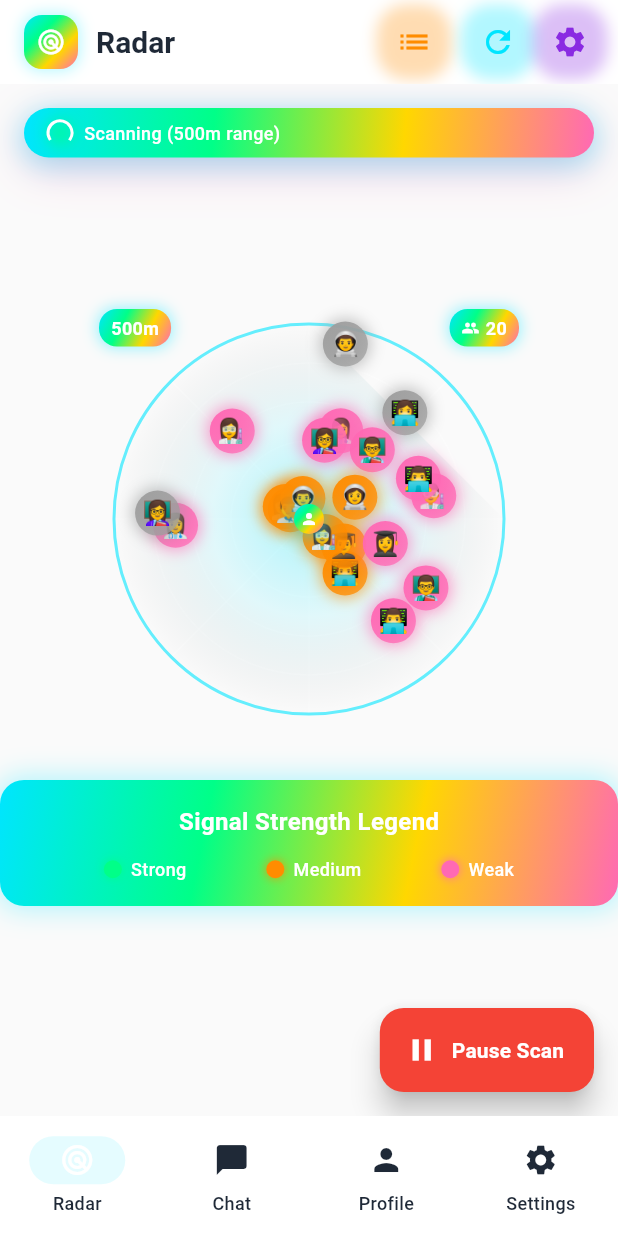
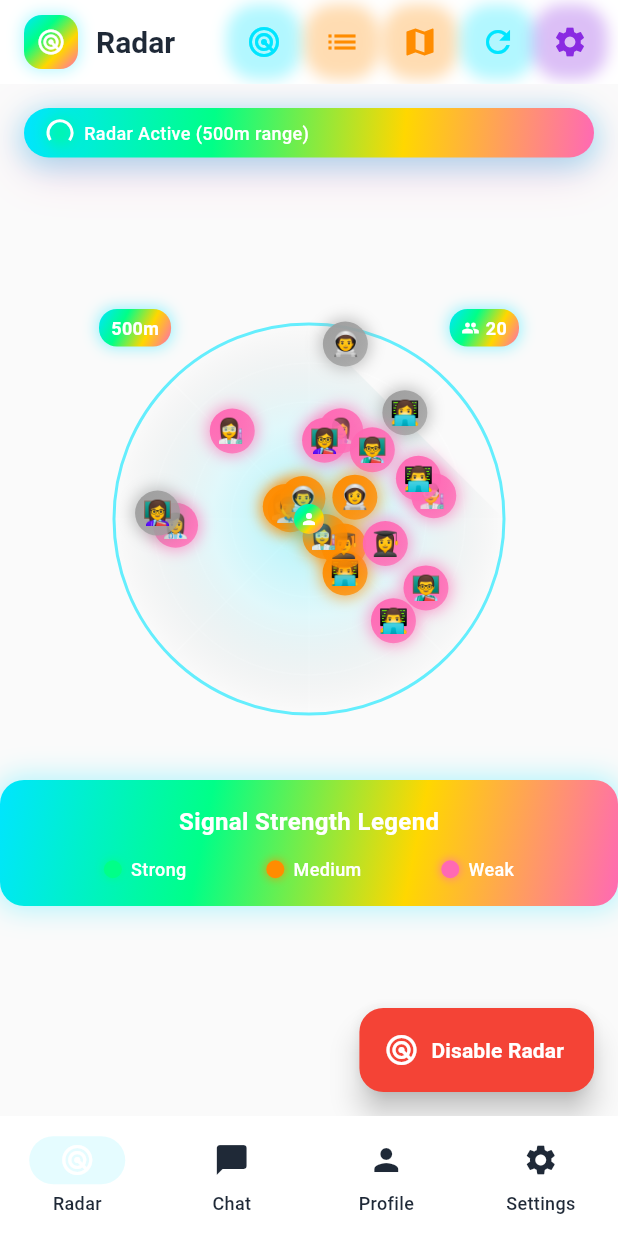
Before and after one commit to TArslan7/ComnecterMobile, a Flutter app: the screen it shows after launch, on a phone screen of 412 x 824 dp. Run offline on Flutter 3.47's test engine with Material 3 defaults, Android fonts, the light colour scheme and no system bars; drawn by our look-alikes of flutter_animate; our stand-ins replace audioplayers, confetti, flutter_hooks, flutter_riverpod, geolocator, go_router and 3 more.

Commit message:
feat: Create perfect radar screen with map view and radar detection switch
- Added Google Maps integration with user markers and GPS location
- Replaced pause/resume with radar detection enable/disable switch
- Added three view modes: Radar, List, and Map
- Implemented view toggle buttons in app bar with aurora styling
- Added map widget with custom markers and signal strength colors
- Enhanced status indicators to show radar enabled/disabled state
- Updated floating action button to toggle radar detection
- Added GPS location services with geolocator package
- Implemented map view with user count and signal strength legend
- Added my location button and radar overlay on map
- All views now work seamlessly with radar detection switch
- Beautiful aurora-themed design throughout all components

```diff
--- a/lib/features/radar/radar_screen.dart
+++ b/lib/features/radar/radar_screen.dart
@@ -13,6 +13,7 @@ import 'widgets/radar_widget.dart';
 import 'widgets/empty_state_widget.dart';
 import 'widgets/loading_widget.dart';
 import 'widgets/radar_settings_widget.dart';
+import 'widgets/map_widget.dart';
 
 class RadarScreen extends HookWidget {
   const RadarScreen({super.key});
@@ -23,9 +24,9 @@ class RadarScreen extends HookWidget {
     final nearbyUsers = useState<List<NearbyUser>>([]);
     final isLoading = useState(true);
     final isRefreshing = useState(false);
-    final isScanning = useState(true); // Start scanning by default
+    final isRadarEnabled = useState(true); // Radar detection switch
     final showSettings = useState(false);
-    final showRadarView = useState(true); // Toggle between radar and list view
+    final currentView = useState<RadarView>(RadarView.radar); // Current view: radar, list, map
     final confettiController = useMemoized(() => ConfettiController(duration: const Duration(seconds: 2)));
     final soundService = useMemoized(() => SoundService());
     final pulseController = useAnimationController(duration: const Duration(seconds: 2));
@@ -76,15 +77,15 @@ class RadarScreen extends HookWidget {
       return null;
     }, []);
 
-    Future<void> handleToggleScanning() async {
-      if (isScanning.value) {
-        // Stop scanning
-        isScanning.value = false;
+    Future<void> handleToggleRadar() async {
+      if (isRadarEnabled.value) {
+        // Disable radar
+        isRadarEnabled.value = false;
         soundService.playButtonClickSound();
         await radarService.stopScanning();
       } else {
-        // Start scanning
-        isScanning.value = true;
+        // Enable radar
+        isRadarEnabled.value = true;
         isLoading.value = true;
         soundService.playButtonClickSound();
         await radarService.updateSettings(settings.value);
@@ -132,6 +133,11 @@ class RadarScreen extends HookWidget {
       radarService.updateSettings(newSettings);
     }
 
+    void handleViewChanged(RadarView view) {
+      soundService.playButtonClickSound();
+      currentView.value = view;
+    }
+
     return Scaffold(
       backgroundColor: Theme.of(context).colorScheme.background,
       appBar: _buildAppBar(
@@ -139,10 +145,10 @@ class RadarScreen extends HookWidget {
         soundService,
         handleRefresh,
         isRefreshing,
-        isScanning,
+        isRadarEnabled,
         () => showSettings.value = !showSettings.value,
-        showRadarView,
-        () => showRadarView.value = !showRadarView.value,
+        currentView,
+        handleViewChanged,
       ),
       body: Stack(
         children: [
@@ -150,12 +156,10 @@ class RadarScreen extends HookWidget {
           AnimatedSwitcher(
             duration: const Duration(milliseconds: 300),
             child: isLoading.value
-                ? _buildLoadingState(context, radarRotationController, isScanning.value)
+                ? _buildLoadingState(context, radarRotationController, isRadarEnabled.value)
                 : nearbyUsers.value.isEmpty
-                    ? _buildEmptyState(context, isScanning.value)
-                    : showRadarView.value
-                        ? _buildRadarView(context, nearbyUsers.value, handleUserTap, settings.value, isScanning.value)
-                        : _buildUserList(context, nearbyUsers.value, handleUserTap, handleManualDetection, settings.value),
+                    ? _buildEmptyState(context, isRadarEnabled.value)
+                    : _buildCurrentView(context, nearbyUsers.value, handleUserTap, handleManualDetection, settings.value, isRadarEnabled.value, currentView.value),
           ),
 
           // Status indicator
@@ -163,7 +167,7 @@ class RadarScreen extends HookWidget {
             top: 16,
             left: 16,
             right: 16,
-            child: _buildStatusIndicator(context, isLoading.value, nearbyUsers.value.length, isRefreshing.value, isScanning.value, settings.value),
+            child: _buildStatusIndicator(context, isLoading.value, nearbyUsers.value.length, isRefreshing.value, isRadarEnabled.value, settings.value),
           ),
 
           // Settings overlay
@@ -200,8 +204,8 @@ class RadarScreen extends HookWidget {
       ),
       floatingActionButton: _buildFloatingActionButton(
         context,
-        isScanning.value,
-        handleToggleScanning,
+        isRadarEnabled.value,
+        handleToggleRadar,
         soundService,
       ),
     );
@@ -212,10 +216,10 @@ class RadarScreen extends HookWidget {
     SoundService soundService,
     VoidCallback onRefresh,
     ValueNotifier<bool> isRefreshing,
-    ValueNotifier<bool> isScanning,
+    ValueNotifier<bool> isRadarEnabled,
     VoidCallback onSettingsTap,
-    ValueNotifier<bool> showRadarView,
-    VoidCallback onToggleView,
+    ValueNotifier<RadarView> currentView,
+    Function(RadarView) onViewChanged,
   ) {
     return AppBar(
       title: Row(
@@ -249,29 +253,30 @@ class RadarScreen extends HookWidget {
       backgroundColor: Theme.of(context).colorScheme.surface,
       elevation: 0,
       actions: [
-        // View toggle button
-        Container(
-          margin: const EdgeInsets.only(right: 8),
-          decoration: BoxDecoration(
-            borderRadius: BorderRadius.circular(20),
-            boxShadow: [
-              BoxShadow(
-                color: AppTheme.orangeAurora.withOpacity(0.3),
-                blurRadius: 8,
-                spreadRadius: 1,
+        // View toggle buttons
+        _buildViewToggleButton(
+          context,
+          RadarView.radar,
+          Icons.radar,
+          currentView.value == RadarView.radar,
+          onViewChanged,
+          soundService,
         ),
-            ],
+        _buildViewToggleButton(
+          context,
+          RadarView.list,
+          Icons.list,
+          currentView.value == RadarView.list,
+          onViewChanged,
+          soundService,
         ),
-          child: IconButton(
-            icon: Icon(
-              showRadarView.value ? Icons.list : Icons.radar,
-              color: AppTheme.orangeAurora,
-            ),
-            onPressed: () {
-              soundService.playButtonClickSound();
-              onToggleView();
-            },
-          ),
+        _buildViewToggleButton(
+          context,
+          RadarView.map,
+          Icons.map,
+          currentView.value == RadarView.map,
+          onViewChanged,
+          soundService,
         ),
         // Animated refresh button
         AnimatedBuilder(
@@ -331,12 +336,64 @@ class RadarScreen extends HookWidget {
     );
   }
 
+  Widget _buildViewToggleButton(
+    BuildContext context,
+    RadarView view,
+    IconData icon,
+    bool isSelected,
+    Function(RadarView) onViewChanged,
+    SoundService soundService,
+  ) {
+    return Container(
+      margin: const EdgeInsets.only(right: 4),
+      decoration: BoxDecoration(
+        borderRadius: BorderRadius.circular(20),
+        boxShadow: [
+          BoxShadow(
+            color: (isSelected ? AppTheme.electricAurora : AppTheme.orangeAurora).withOpacity(0.3),
+            blurRadius: 8,
+            spreadRadius: 1,
+          ),
+        ],
+      ),
+      child: IconButton(
+        icon: Icon(
+          icon,
+          color: isSelected ? AppTheme.electricAurora : AppTheme.orangeAurora,
+        ),
+        onPressed: () {
+          soundService.playButtonClickSound();
+          onViewChanged(view);
+        },
+      ),
+    );
+  }
+
+  Widget _buildCurrentView(
+    BuildContext context,
+    List<NearbyUser> users,
+    Function(NearbyUser) onUserTap,
+    Function(String) onManualDetection,
+    RadarSettings settings,
+    bool isRadarEnabled,
+    RadarView currentView,
+  ) {
+    switch (currentView) {
+      case RadarView.radar:
+        return _buildRadarView(context, users, onUserTap, settings, isRadarEnabled);
+      case RadarView.list:
+        return _buildUserList(context, users, onUserTap, onManualDetection, settings);
+      case RadarView.map:
+        return _buildMapView(context, users, onUserTap, isRadarEnabled);
+    }
+  }
+
   Widget _buildRadarView(
     BuildContext context,
     List<NearbyUser> users,
     Function(NearbyUser) onUserTap,
     RadarSettings settings,
-    bool isScanning,
+    bool isRadarEnabled,
   ) {
     return Center(
       child: Column(
@@ -346,7 +403,7 @@ class RadarScreen extends HookWidget {
           RadarWidget(
             users: users,
             maxRangeKm: settings.detectionRangeKm,
-            isScanning: isScanning,
+            isScanning: isRadarEnabled,
             onUserTap: onUserTap,
           ),
           const SizedBox(height: 24),
@@ -391,6 +448,19 @@ class RadarScreen extends HookWidget {
     );
   }
 
+  Widget _buildMapView(
+    BuildContext context,
+    List<NearbyUser> users,
+    Function(NearbyUser) onUserTap,
+    bool isRadarEnabled,
+  ) {
+    return MapWidget(
+      users: users,
+      isScanning: isRadarEnabled,
+      onUserTap: onUserTap,
+    );
+  }
+
   Widget _buildLegendItem(String label, Color color) {
     return Row(
       mainAxisSize: MainAxisSize.min,
@@ -428,7 +498,7 @@ class RadarScreen extends HookWidget {
     bool isLoading,
     int userCount,
     bool isRefreshing,
-    bool isScanning,
+    bool isRadarEnabled,
     RadarSettings settings,
   ) {
     return Container(
@@ -482,7 +552,7 @@ class RadarScreen extends HookWidget {
                 fontWeight: FontWeight.w500,
               ),
             ),
-          ] else if (isScanning) ...[
+          ] else if (isRadarEnabled) ...[
             Container(
               width: 16,
               height: 16,
@@ -503,7 +573,7 @@ class RadarScreen extends HookWidget {
             ),
             const SizedBox(width: 8),
             Text(
-              'Scanning (${(settings.detectionRangeKm * 1000).round()}m range)',
+              'Radar Active (${(settings.detectionRangeKm * 1000).round()}m range)',
               style: const TextStyle(
                 color: Colors.white,
                 fontSize: 12,
@@ -525,14 +595,14 @@ class RadarScreen extends HookWidget {
                 ],
               ),
                               child: Icon(
-                Icons.pause,
+                  Icons.radar,
                   color: Colors.white,
                   size: 16,
                 ),
             ),
             const SizedBox(width: 8),
             Text(
-              'Scanning paused',
+              'Radar Disabled',
               style: const TextStyle(
                 color: Colors.white,
                 fontSize: 12,
@@ -545,7 +615,7 @@ class RadarScreen extends HookWidget {
     ).animate().fadeIn(duration: const Duration(milliseconds: 300));
   }
 
-  Widget _buildLoadingState(BuildContext context, AnimationController radarController, bool isScanning) {
+  Widget _buildLoadingState(BuildContext context, AnimationController radarController, bool isRadarEnabled) {
     return Center(
       child: Column(
         mainAxisAlignment: MainAxisAlignment.center,
@@ -586,7 +656,7 @@ class RadarScreen extends HookWidget {
           ),
           const SizedBox(height: 32),
           Text(
-            isScanning ? 'Scanning for nearby users...' : 'Initializing radar...',
+            isRadarEnabled ? 'Scanning for nearby users...' : 'Initializing radar...',
             style: TextStyle(
               fontSize: 16,
               color: Colors.grey[600],
@@ -595,7 +665,7 @@ class RadarScreen extends HookWidget {
           ),
           const SizedBox(height: 8),
           Text(
-            isScanning ? 'This may take a few seconds' : 'Setting up detection system',
+            isRadarEnabled ? 'This may take a few seconds' : 'Setting up detection system',
             style: TextStyle(
               fontSize: 14,
               color: Colors.grey[500],
@@ -606,7 +676,7 @@ class RadarScreen extends HookWidget {
     );
   }
 
-  Widget _buildEmptyState(BuildContext context, bool isScanning) {
+  Widget _buildEmptyState(BuildContext context, bool isRadarEnabled) {
     return Center(
       child: Column(
         mainAxisAlignment: MainAxisAlignment.center,
@@ -626,21 +696,21 @@ class RadarScreen extends HookWidget {
               ],
             ),
             child: Icon(
-              isScanning ? Icons.people_outline : Icons.pause_circle_outline,
+              isRadarEnabled ? Icons.people_outline : Icons.radar,
               color: Colors.white,
               size: 60,
             ),
           ),
           const SizedBox(height: 24),
           Text(
-            isScanning ? 'No users found in range' : 'Radar is paused',
+            isRadarEnabled ? 'No users found in range' : 'Radar is disabled',
             style: Theme.of(context).textTheme.headlineSmall?.copyWith(
               fontWeight: FontWeight.bold,
             ),
           ),
           const SizedBox(height: 8),
           Text(
-            isScanning ? 'Try increasing the detection range' : 'Tap the scan button to resume',
+            isRadarEnabled ? 'Try increasing the detection range' : 'Enable radar to start detecting users',
             style: Theme.of(context).textTheme.bodyMedium?.copyWith(
               color: Colors.grey[600],
             ),
@@ -913,20 +983,20 @@ class RadarScreen extends HookWidget {
 
   Widget _buildFloatingActionButton(
     BuildContext context,
-    bool isScanning,
-    VoidCallback onToggleScanning,
+    bool isRadarEnabled,
+    VoidCallback onToggleRadar,
     SoundService soundService,
   ) {
     return FloatingActionButton.extended(
-      onPressed: onToggleScanning,
-      backgroundColor: isScanning ? Colors.red : AppTheme.electricAurora,
+      onPressed: onToggleRadar,
+      backgroundColor: isRadarEnabled ? Colors.red : AppTheme.electricAurora,
       foregroundColor: Colors.white,
       icon: Icon(
-        isScanning ? Icons.pause : Icons.radar,
+        isRadarEnabled ? Icons.radar : Icons.radar,
         color: Colors.white,
       ),
       label: Text(
-        isScanning ? 'Pause Scan' : 'Resume Scan',
+        isRadarEnabled ? 'Disable Radar' : 'Enable Radar',
         style: const TextStyle(
           color: Colors.white,
           fontWeight: FontWeight.bold,
@@ -1067,3 +1137,9 @@ class RadarScreen extends HookWidget {
     );
   }
 }
+
+enum RadarView {
+  radar,
+  list,
+  map,
+}
```
Also changed, not shown: lib/features/radar/widgets/map_widget.dart (added, +356 -0 lines), pubspec.yaml (+11 -8 lines), pubspec.lock, 3 other files. Lines whose indentation alone changed are shown as unchanged.
